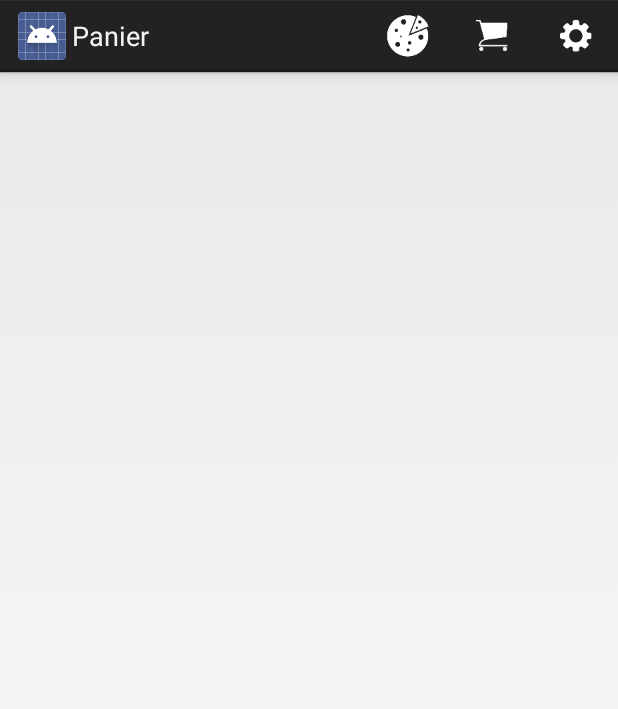
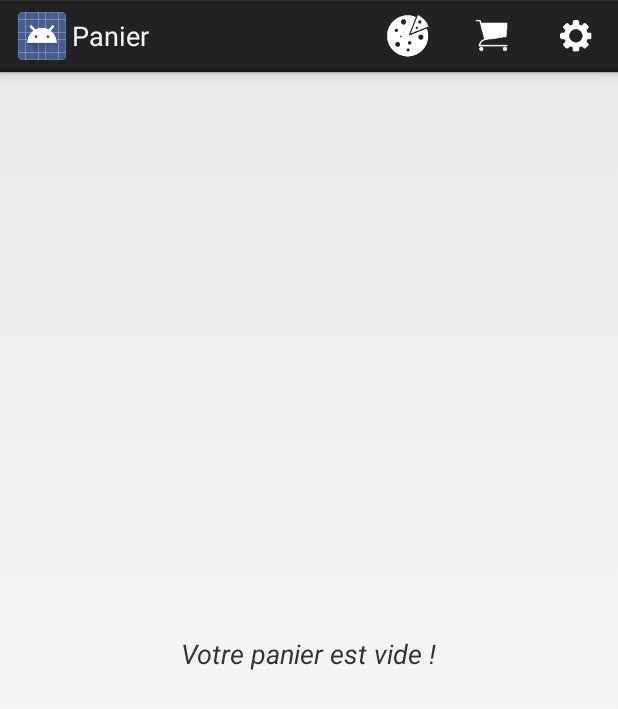
Before and after one commit to Tim-Tac/Foodlidays, an Android app: the Card screen opened directly, with no data from a screen before it, on a phone screen of 412 x 824 dp. Shown: the top 709 px of the screen. Run offline under Robolectric (Android 15) with nearby library versions, the phone set to English and light mode, and no system bars.

Commit message:
ListView ok, visuel amélioré et légère modif du panier

```diff
--- a/app/src/main/java/com/innervision/timtac/foodlidays/Articles.java
+++ b/app/src/main/java/com/innervision/timtac/foodlidays/Articles.java
@@ -7,6 +7,6 @@ public class Articles {
     String name;
     String detail;
     String prix;
-
+    String image;
 
 }
--- a/app/src/main/java/com/innervision/timtac/foodlidays/Card.java
+++ b/app/src/main/java/com/innervision/timtac/foodlidays/Card.java
@@ -6,6 +6,8 @@ import android.os.Bundle;
 import android.view.Menu;
 import android.view.MenuInflater;
 import android.view.MenuItem;
+import android.view.View;
+import android.widget.TextView;
 
 
 public class Card extends Activity {
@@ -16,6 +18,16 @@ public class Card extends Activity {
     protected void onCreate(Bundle savedInstanceState) {
         super.onCreate(savedInstanceState);
         setContentView(R.layout.activity_card);
+
+        TextView empty = (TextView)findViewById(R.id.empty);
+        TextView yourCard = (TextView)findViewById(R.id.card);
+
+        if(panier == null)
+        {
+            empty.setVisibility(View.VISIBLE);
+            yourCard.setVisibility(View.GONE);
+        }
+
     }
 
 
--- a/app/src/main/res/layout/activity_card.xml
+++ b/app/src/main/res/layout/activity_card.xml
@@ -5,4 +5,25 @@
     android:layout_height="match_parent"
     tools:context="com.innervision.timtac.foodlidays.Card">
 
+    <TextView
+        android:id="@+id/empty"
+        android:layout_width="wrap_content"
+        android:layout_height="wrap_content"
+        android:text="@string/empty_card"
+        android:textSize="18sp"
+        android:layout_centerHorizontal="true"
+        android:layout_centerVertical="true"
+        android:textStyle="italic"
+        android:visibility="gone"
+        />
+
+    <TextView
+        android:id="@+id/card"
+        android:layout_width="wrap_content"
+        android:layout_height="wrap_content"
+        android:text="Vos articles : "
+        android:textSize="18sp"
+        android:layout_marginLeft="15dp"
+        android:layout_marginTop="15dp" />
+
 </RelativeLayout>
```
Also changed, not shown: app/src/main/java/com/innervision/timtac/foodlidays/FoodCard.java (+7 -23 lines), app/src/main/java/com/innervision/timtac/foodlidays/Settings.java (+2 -6 lines), app/src/main/res/layout/detail_list.xml (+6 -7 lines).
